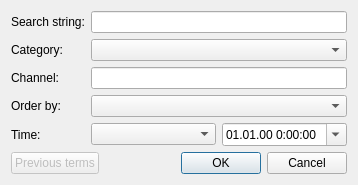
The window that youtubesearchwidget.ui (AlexLevkovich/YoutubeViewer) describes before a commit, drawn with Qt 5.
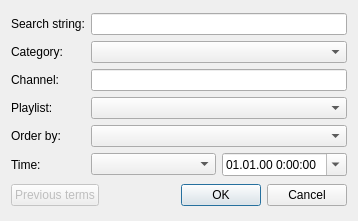
The same window after the commit. Custom widgets are drawn as their Qt base class.

Commit message: added playlist combo

```diff
--- a/youtubesearchwidget.ui
+++ b/youtubesearchwidget.ui
@@ -7,7 +7,7 @@
     <x>0</x>
     <y>0</y>
     <width>358</width>
-    <height>182</height>
+    <height>221</height>
    </rect>
   </property>
   <property name="minimumSize">
@@ -59,26 +59,56 @@
       <widget class="FancyLineEdit" name="channelEdit"/>
      </item>
      <item row="3" column="0">
+      <widget class="QLabel" name="label_6">
+       <property name="text">
+        <string>Playlist:</string>
+       </property>
+      </widget>
+     </item>
+     <item row="3" column="1">
+      <widget class="YComboBox" name="playlistCombo">
+       <property name="sizePolicy">
+        <sizepolicy hsizetype="Preferred" vsizetype="Fixed">
+         <horstretch>0</horstretch>
+         <verstretch>0</verstretch>
+        </sizepolicy>
+       </property>
+       <property name="sizeAdjustPolicy">
+        <enum>QComboBox::AdjustToContents</enum>
+       </property>
+       <property name="iconSize">
+        <size>
+         <width>48</width>
+         <height>48</height>
+        </size>
+       </property>
+      </widget>
+     </item>
+     <item row="4" column="0">
       <widget class="QLabel" name="label_4">
        <property name="text">
         <string>Order by:</string>
        </property>
       </widget>
      </item>
-     <item row="3" column="1">
+     <item row="4" column="1">
       <widget class="QComboBox" name="orderbyCombo"/>
      </item>
-     <item row="4" column="0">
+     <item row="5" column="0">
       <widget class="QLabel" name="label_5">
        <property name="text">
         <string>Time:</string>
        </property>
       </widget>
      </item>
-     <item row="4" column="1">
+     <item row="5" column="1">
       <layout class="QHBoxLayout" name="horizontalLayout">
        <item>
-        <widget class="QComboBox" name="timeCombo"/>
+        <widget class="QComboBox" name="timeCombo">
+         <property name="sizeAdjustPolicy">
+          <enum>QComboBox::AdjustToContents</enum>
+         </property>
+        </widget>
        </item>
        <item>
         <widget class="QDateTimeEdit" name="timeEdit">
@@ -152,6 +182,11 @@
    <extends>QLineEdit</extends>
    <header>fancylineedit.h</header>
   </customwidget>
+  <customwidget>
+   <class>YComboBox</class>
+   <extends>QComboBox</extends>
+   <header>ycombobox.h</header>
+  </customwidget>
  </customwidgets>
  <resources/>
  <connections/>
```
